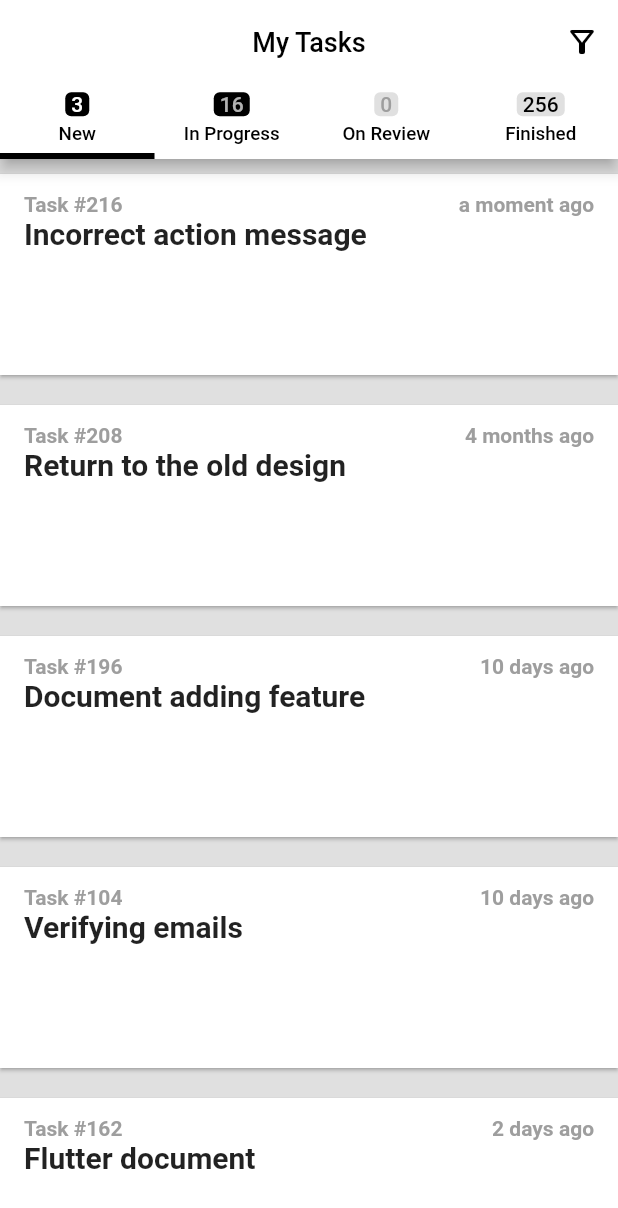
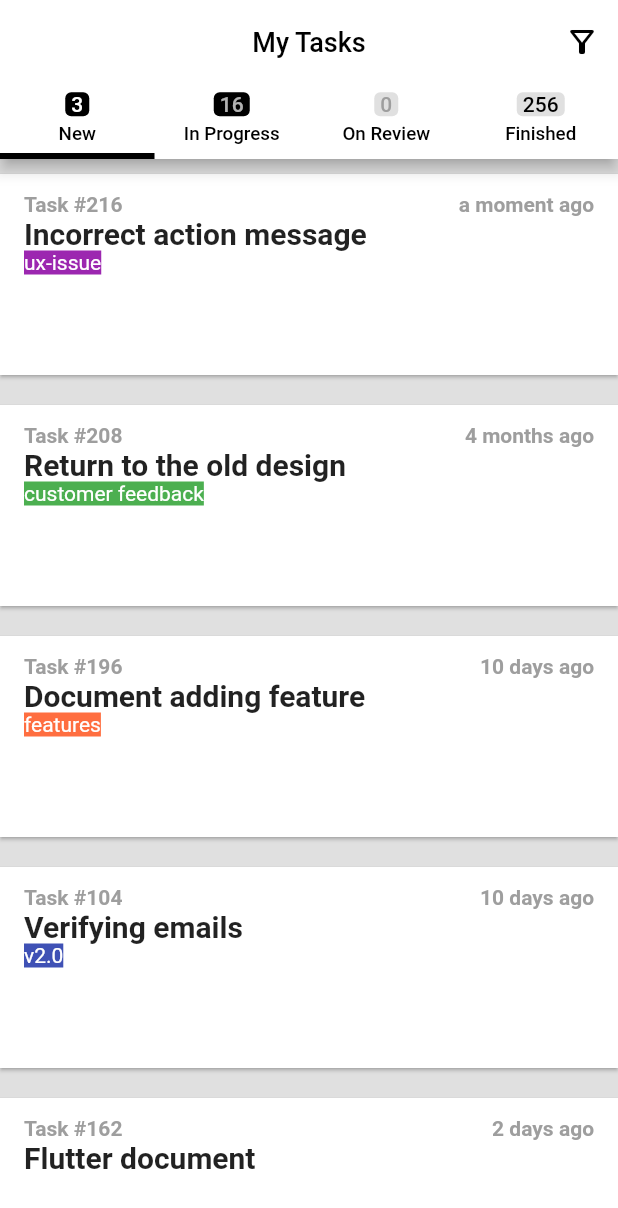
Before and after one commit to JAICHANGPARK/flutter_notebook_13th_story, a Flutter app: the screen it shows after launch, on a phone screen of 412 x 824 dp. Shown: the top 1208 px of the screen. Run offline on Flutter 3.47's test engine with Material 2 defaults, Android fonts, the phone set to English and light mode, and no system bars; our stand-ins replace get, timeago.

Commit message:
Update task_manager_home_page.dart

```diff
--- a/lib/ep813_task_manager_app/ui/task_manager_home_page.dart
+++ b/lib/ep813_task_manager_app/ui/task_manager_home_page.dart
@@ -174,9 +174,14 @@ class _TaskManagerHomePageState extends State<TaskManagerHomePage> with SingleTi
                             fontWeight: FontWeight.bold,
                           ),
                         ),
-                        Text(
-                          "${taskItems[index].tag}",
-                          style: TextStyle(color: Colors.white),
+                        Container(
+                          decoration: BoxDecoration(
+                            color: taskItems[index].tagColor,
+                          ),
+                          child: Text(
+                            "${taskItems[index].tag}",
+                            style: TextStyle(color: Colors.white),
+                          ),
                         ),
                       ],
                     ),
```
